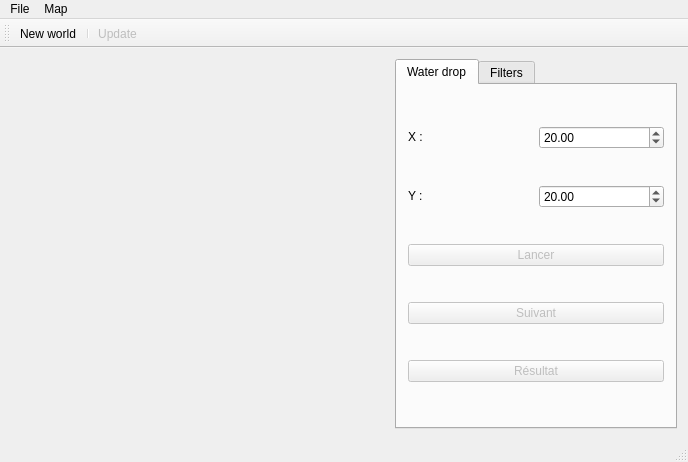
NicolasEtGuillaume/WorldXGen, file WorldXGen/mainwindow.ui: the form before one commit.
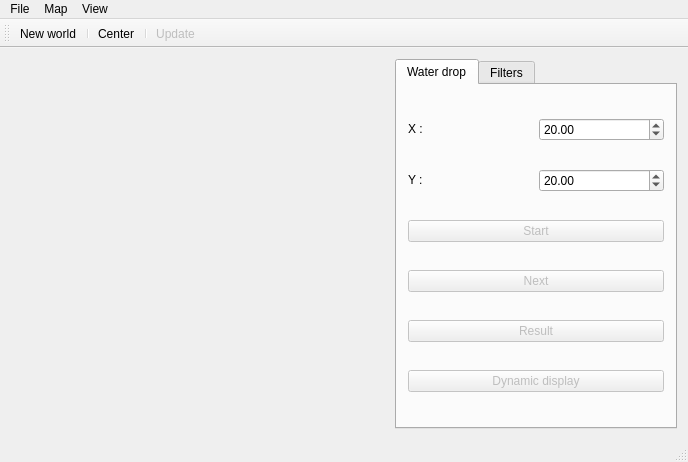
The form after the commit. Custom widgets are drawn as their Qt base class.

Commit message: Quickfix update view controller and add dynamic river display

Patch:
```diff
--- a/WorldXGen/mainwindow.ui
+++ b/WorldXGen/mainwindow.ui
@@ -109,7 +109,7 @@
            <bool>false</bool>
           </property>
           <property name="text">
-           <string>Lancer</string>
+           <string>Start</string>
           </property>
          </widget>
         </item>
@@ -119,7 +119,7 @@
            <bool>false</bool>
           </property>
           <property name="text">
-           <string>Suivant</string>
+           <string>Next</string>
           </property>
          </widget>
         </item>
@@ -135,7 +135,17 @@
            </sizepolicy>
           </property>
           <property name="text">
-           <string>Résultat</string>
+           <string>Result</string>
+          </property>
+         </widget>
+        </item>
+        <item>
+         <widget class="QPushButton" name="pushButtonGoutteDynamic">
+          <property name="enabled">
+           <bool>false</bool>
+          </property>
+          <property name="text">
+           <string>Dynamic display</string>
           </property>
          </widget>
         </item>
@@ -221,8 +231,15 @@
     </property>
     <addaction name="actionUpdate"/>
    </widget>
+   <widget class="QMenu" name="menuView">
+    <property name="title">
+     <string>View</string>
+    </property>
+    <addaction name="actionCenter"/>
+   </widget>
    <addaction name="menuFile"/>
    <addaction name="menuMap"/>
+   <addaction name="menuView"/>
   </widget>
   <widget class="QToolBar" name="mainToolBar">
    <attribute name="toolBarArea">
@@ -233,6 +250,8 @@
    </attribute>
    <addaction name="actionNewWorld"/>
    <addaction name="separator"/>
+   <addaction name="actionCenter"/>
+   <addaction name="separator"/>
    <addaction name="actionUpdate"/>
   </widget>
   <widget class="QStatusBar" name="statusBar"/>
@@ -263,6 +282,14 @@
     <string>F5</string>
    </property>
   </action>
+  <action name="actionCenter">
+   <property name="text">
+    <string>Center</string>
+   </property>
+   <property name="shortcut">
+    <string>Space</string>
+   </property>
+  </action>
  </widget>
  <layoutdefault spacing="6" margin="11"/>
  <customwidgets>
```
Left out of the diff: 125 changed lines with no effect on the pictures. The commit also changes 4 other files.
